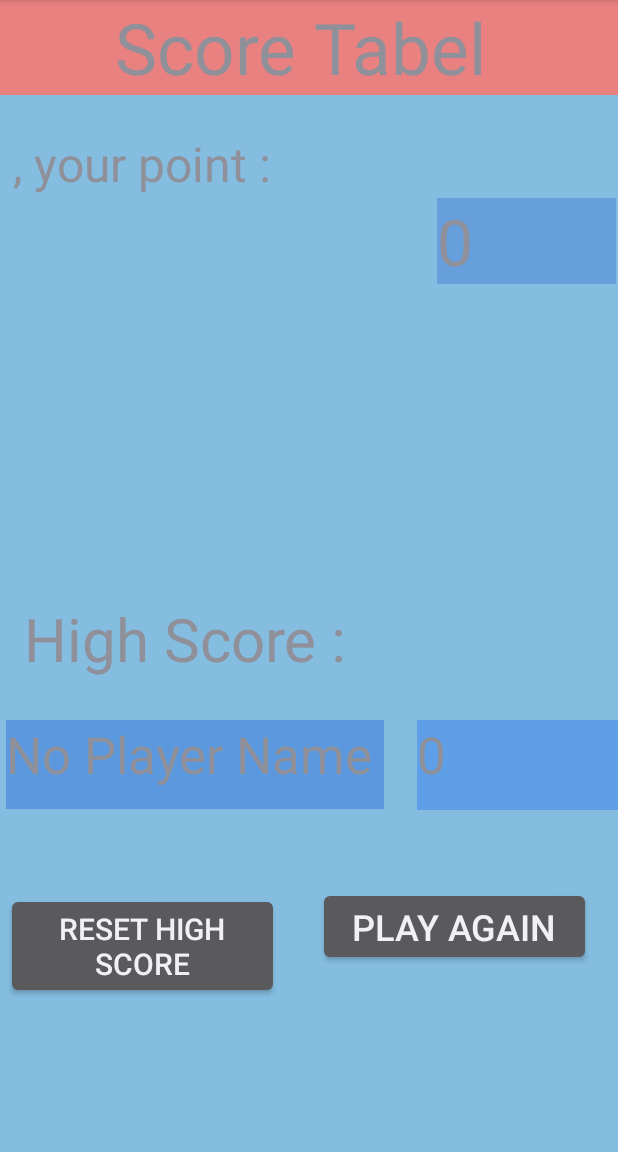
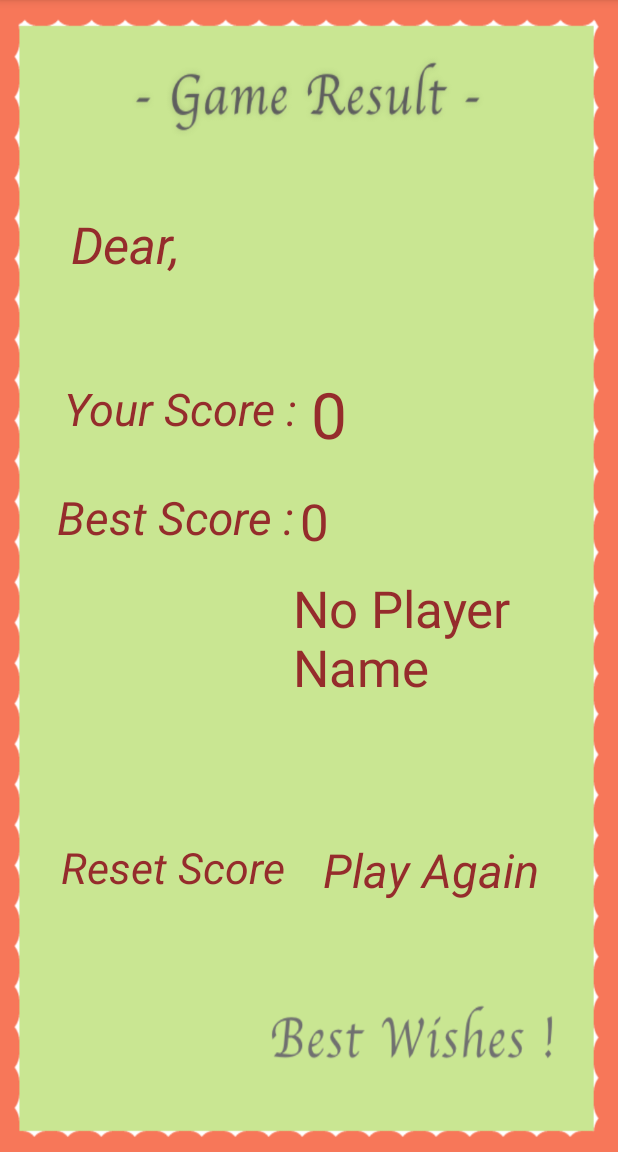
Before and after one commit to nureddinelmas/Master-Mind-Project-with-Fragment, an Android app: the fragment ScoreFragment shown on its own in the app's theme, on a phone screen of 412 x 824 dp, the part 84-1236 px from its top. Run offline under Robolectric (Android 15) with nearby library versions, the phone set to English and light mode, and no system bars.

Commit message:
Score Fragment arranged

```diff
--- a/app/src/main/java/com/nureddinelmas/mastermind/ScoreFragment.kt
+++ b/app/src/main/java/com/nureddinelmas/mastermind/ScoreFragment.kt
@@ -42,7 +42,7 @@ class ScoreFragment : Fragment() {
         super.onViewCreated(view, savedInstanceState)
         sharedPreferences = this.requireActivity().getSharedPreferences("com.nureddinelmas.mastermind", Context.MODE_PRIVATE)
 
-        conImageView.visibility =View.INVISIBLE
+
 
         scoreFromPreferences = sharedPreferences.getInt("score", 0)
         playerFromPreferences = sharedPreferences.getString("player","No Player Name")
@@ -51,34 +51,34 @@ class ScoreFragment : Fragment() {
             textHighPoint.text = "0"
             textHighPointName.text = "No Player Name"
         }else{
-            textHighPoint.text = "$playerFromPreferences"
-            textHighPointName.text = "$scoreFromPreferences"
+            textHighPointName.text = "$playerFromPreferences"
+            textHighPoint.text  = "$scoreFromPreferences"
         }
 
         sharedPreferences = this.requireActivity().getSharedPreferences("com.nureddinelmas.mastermind", Context.MODE_PRIVATE)
 
-        textPlayerName.text = "$player, your point :"
+        textPlayerName.text = "$player"
         textPlayerPoint.text = "$yourScore"
 
 
         if (yourScore > scoreFromPreferences!!){
-            conImageView.visibility =View.VISIBLE
+
             textHighPoint.text = "$yourScore"
             textHighPointName.text = "$player"
             sharedPreferences.edit().putInt("score", yourScore).apply()
             sharedPreferences.edit().putString("player", player).apply()
         }
 
-        playAgainButton.setOnClickListener {
+        playAgainText.setOnClickListener {
             val action = ScoreFragmentDirections.actionScoreFragmentToOnePlayerFragment(player)
             Navigation.findNavController(it).navigate(action)
 
         }
 
-        resetHighScoreButton.setOnClickListener {
+        resetScoreText.setOnClickListener {
 
             textHighPoint.text = "0"
-            textHighPointName.text = "No Player Name"
+            textHighPointName.text = "No Name"
 
 
             scoreFromPreferences = sharedPreferences.getInt("score", -1)
--- a/app/src/main/res/layout/fragment_score.xml
+++ b/app/src/main/res/layout/fragment_score.xml
@@ -4,118 +4,142 @@
     xmlns:tools="http://schemas.android.com/tools"
     android:layout_width="match_parent"
     android:layout_height="match_parent"
-    android:background="#7ABAED"
-    android:backgroundTint="#84BDDF"
+    android:background="@drawable/best"
     tools:context=".ScoreFragment">
 
-    <Button
-        android:id="@+id/playAgainButton"
-        android:layout_width="182dp"
-        android:layout_height="wrap_content"
-        android:layout_marginStart="212dp"
-        android:layout_marginTop="52dp"
-        android:autoSizeTextType="none"
-        android:gravity="center"
-        android:text="Play Again"
-        android:textSize="24sp"
+    <TextView
+        android:id="@+id/resetScoreText"
+        android:layout_width="149dp"
+        android:layout_height="43dp"
+        android:layout_marginStart="40dp"
+        android:layout_marginTop="20dp"
+        android:autoSizeTextType="uniform"
+        android:autoText="false"
+        android:text="Reset Score"
+        android:textAlignment="viewEnd"
+        android:textColor="#952C2C"
+        android:textStyle="italic"
+        app:layout_constraintEnd_toStartOf="@+id/playAgainText"
+        app:layout_constraintHorizontal_bias="0.0"
         app:layout_constraintStart_toStartOf="parent"
         app:layout_constraintTop_toBottomOf="@+id/textHighPointName" />
 
     <TextView
+        android:id="@+id/playAgainText"
+        android:layout_width="151dp"
+        android:layout_height="42dp"
+        android:layout_marginTop="20dp"
+        android:autoSizeTextType="uniform"
+        android:autoText="false"
+        android:text="Play Again"
+        android:textAlignment="viewEnd"
+        android:textColor="#952C2C"
+        android:textStyle="italic"
+        app:layout_constraintEnd_toEndOf="parent"
+        app:layout_constraintHorizontal_bias="0.796"
+        app:layout_constraintStart_toStartOf="parent"
+        app:layout_constraintTop_toBottomOf="@+id/textHighPointName" />
+
+    <TextView
+        android:id="@+id/textPlayerName5"
+        android:layout_width="158dp"
+        android:layout_height="49dp"
+        android:layout_marginStart="40dp"
+        android:layout_marginTop="252dp"
+        android:autoSizeTextType="uniform"
+        android:autoText="false"
+        android:text="Your Score :"
+        android:textAlignment="viewEnd"
+        android:textColor="#952C2C"
+        android:textStyle="italic"
+        app:layout_constraintStart_toStartOf="parent"
+        app:layout_constraintTop_toTopOf="parent" />
+
+    <TextView
+        android:id="@+id/textPlayerName6"
+        android:layout_width="158dp"
+        android:layout_height="49dp"
+        android:layout_marginStart="37dp"
+        android:layout_marginTop="324dp"
+        android:autoSizeTextType="uniform"
+        android:autoText="false"
+        android:text="Best Score :"
+        android:textAlignment="viewEnd"
+        android:textColor="#952C2C"
+        android:textStyle="italic"
+        app:layout_constraintStart_toStartOf="parent"
+        app:layout_constraintTop_toTopOf="parent" />
+
+    <TextView
+        android:id="@+id/textPlayerName3"
+        android:layout_width="119dp"
+        android:layout_height="46dp"
+        android:layout_marginTop="140dp"
+        android:autoSizeTextType="uniform"
+        android:autoText="false"
+        android:text="Dear,"
+        android:textAlignment="viewEnd"
+        android:textColor="#952C2C"
+        android:textStyle="italic"
+        app:layout_constraintTop_toTopOf="parent"
+        tools:layout_editor_absoluteX="16dp" />
+
+    <TextView
         android:id="@+id/textHighPoint"
-        android:layout_width="134dp"
-        android:layout_height="60dp"
-        android:layout_marginTop="24dp"
+        android:layout_width="139dp"
+        android:layout_height="54dp"
+        android:layout_marginStart="3dp"
+        android:layout_marginTop="20dp"
+        android:layout_marginEnd="72dp"
         android:autoSizeTextType="none"
         android:autoText="false"
-        android:background="#5F9FE8"
+        android:textColor="#952C2C"
         android:textSize="34sp"
         app:layout_constraintEnd_toEndOf="parent"
-        app:layout_constraintTop_toBottomOf="@+id/textView6" />
+        app:layout_constraintStart_toEndOf="@+id/textPlayerName6"
+        app:layout_constraintTop_toBottomOf="@+id/textPlayerPoint" />
 
     <TextView
         android:id="@+id/textHighPointName"
-        android:layout_width="252dp"
-        android:layout_height="59dp"
-        android:layout_marginTop="24dp"
+        android:layout_width="186dp"
+        android:layout_height="156dp"
+        android:layout_marginStart="40dp"
+        android:layout_marginTop="4dp"
         android:autoSizeTextType="none"
         android:autoText="true"
-        android:background="#5B98DD"
+        android:textColor="#952C2C"
         android:textSize="34sp"
-        app:layout_constraintEnd_toStartOf="@+id/textHighPoint"
-        app:layout_constraintHorizontal_bias="0.16"
+        app:layout_constraintEnd_toEndOf="parent"
+        app:layout_constraintHorizontal_bias="0.836"
         app:layout_constraintStart_toStartOf="parent"
-        app:layout_constraintTop_toBottomOf="@+id/textView6" />
-
-    <TextView
-        android:id="@+id/textView6"
-        android:layout_width="217dp"
-        android:layout_height="57dp"
-        android:layout_marginStart="16dp"
-        android:layout_marginTop="10dp"
-        android:autoSizeTextType="uniform"
-        android:autoText="false"
-        android:text="High Score : "
-        app:layout_constraintStart_toStartOf="parent"
-        app:layout_constraintTop_toBottomOf="@+id/conImageView" />
+        app:layout_constraintTop_toBottomOf="@+id/textHighPoint" />
 
     <TextView
         android:id="@+id/textPlayerPoint"
         android:layout_width="119dp"
         android:layout_height="57dp"
-        android:layout_marginTop="1dp"
-        android:layout_marginEnd="1dp"
+        android:layout_marginStart="3dp"
+        android:layout_marginTop="60dp"
+        android:layout_marginEnd="80dp"
         android:autoSizeTextType="uniform"
         android:autoText="true"
-        android:background="#679FDD"
+        android:textColor="#952C2C"
         app:layout_constraintEnd_toEndOf="parent"
+        app:layout_constraintStart_toEndOf="@+id/textPlayerName5"
         app:layout_constraintTop_toBottomOf="@+id/textPlayerName" />
-
-    <ImageView
-        android:id="@+id/conImageView"
-        android:layout_width="wrap_content"
-        android:layout_height="wrap_content"
-        android:layout_marginTop="32dp"
-        android:src="@drawable/congratulations"
-        app:layout_constraintTop_toBottomOf="@+id/textPlayerPoint"
-        tools:layout_editor_absoluteX="6dp" />
 
     <TextView
         android:id="@+id/textPlayerName"
-        android:layout_width="395dp"
-        android:layout_height="43dp"
-        android:layout_marginTop="24dp"
+        android:layout_width="234dp"
+        android:layout_height="47dp"
+        android:layout_marginStart="11dp"
+        android:layout_marginTop="140dp"
+        android:layout_marginEnd="32dp"
         android:autoSizeTextType="uniform"
         android:autoText="false"
-        android:text="Your Point : "
+        android:textColor="#952C2C"
         app:layout_constraintEnd_toEndOf="parent"
-        app:layout_constraintStart_toStartOf="parent"
-        app:layout_constraintTop_toBottomOf="@+id/textPlayerName2" />
-
-    <TextView
-        android:id="@+id/textPlayerName2"
-        android:layout_width="match_parent"
-        android:layout_height="63dp"
-        android:autoSizeTextType="uniform"
-        android:autoText="false"
-        android:background="#EA8181"
-        android:gravity="center"
-        android:text="Score Tabel "
-        app:layout_constraintEnd_toEndOf="parent"
-        app:layout_constraintStart_toStartOf="parent"
+        app:layout_constraintStart_toEndOf="@+id/textPlayerName3"
         app:layout_constraintTop_toTopOf="parent" />
 
-    <Button
-        android:id="@+id/resetHighScoreButton"
-        android:layout_width="182dp"
-        android:layout_height="wrap_content"
-        android:layout_marginStart="4dp"
-        android:layout_marginTop="56dp"
-        android:autoSizeTextType="none"
-        android:gravity="center"
-        android:text="Reset High Score"
-        android:textSize="20sp"
-        app:layout_constraintStart_toStartOf="parent"
-        app:layout_constraintTop_toBottomOf="@+id/textHighPointName" />
-
 </androidx.constraintlayout.widget.ConstraintLayout>
```
Also changed, not shown: app/src/main/res/drawable-v24/best.png (added), app/src/main/res/drawable/best.png (added).
